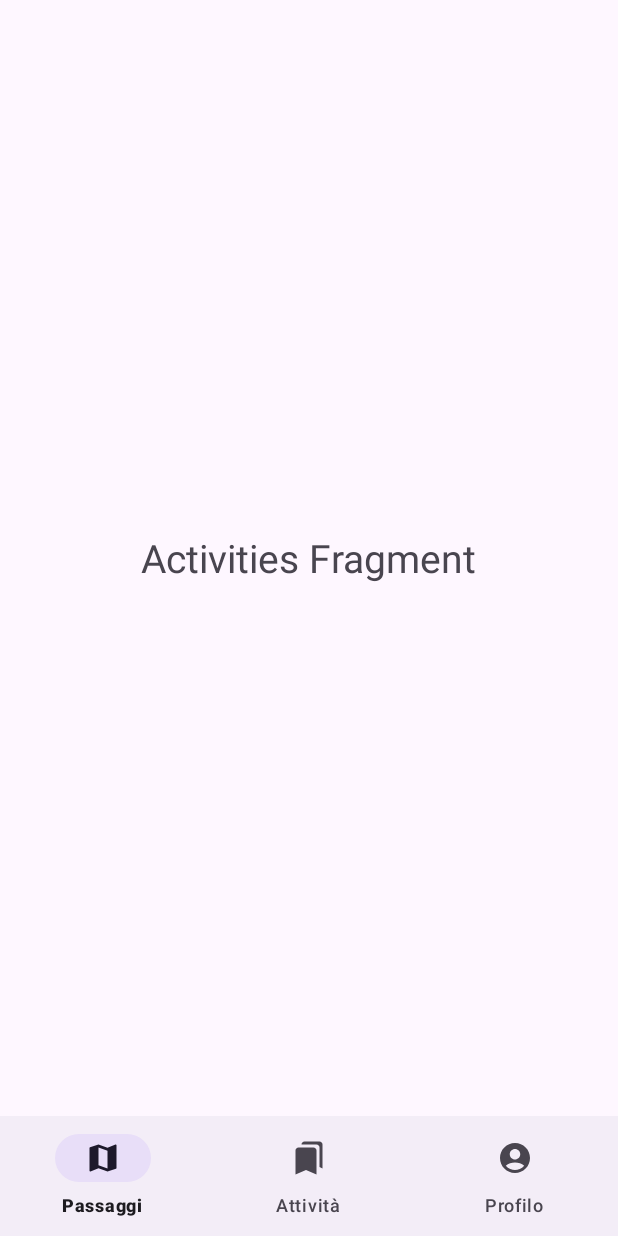
After one commit to rosarioamantia/naviversity, an Android app: the fragment ActivitiesFragment placed in its activity, on a phone screen of 412 x 824 dp. The commit adds this screen. Run offline under Robolectric (Android 15) with nearby library versions, the phone set to English and light mode, and no system bars.

Commit message:
created base menu for application with 3 Fragment in Bottom Menu

```diff
--- a/app/build.gradle
+++ b/app/build.gradle
@@ -22,6 +22,11 @@ android {
             proguardFiles getDefaultProguardFile('proguard-android-optimize.txt'), 'proguard-rules.pro'
         }
     }
+
+    buildFeatures{
+        viewBinding true
+    }
+
     compileOptions {
         sourceCompatibility JavaVersion.VERSION_1_8
         targetCompatibility JavaVersion.VERSION_1_8
--- a/app/src/main/AndroidManifest.xml
+++ b/app/src/main/AndroidManifest.xml
@@ -13,6 +13,9 @@
         android:theme="@style/Theme.Naviversity"
         tools:targetApi="31">
         <activity
+            android:name=".HomepageActivity"
+            android:exported="false" />
+        <activity
             android:name=".MainActivity"
             android:exported="true">
             <intent-filter>
--- /dev/null
+++ b/app/src/main/java/com/rosario/naviversity/ActivitiesFragment.java
@@ -0,0 +1,64 @@
+package com.rosario.naviversity;
+
+import android.os.Bundle;
+
+import androidx.fragment.app.Fragment;
+
+import android.view.LayoutInflater;
+import android.view.View;
+import android.view.ViewGroup;
+
+/**
+ * A simple {@link Fragment} subclass.
+ * Use the {@link ActivitiesFragment#newInstance} factory method to
+ * create an instance of this fragment.
+ */
+public class ActivitiesFragment extends Fragment {
+
+    // TODO: Rename parameter arguments, choose names that match
+    // the fragment initialization parameters, e.g. ARG_ITEM_NUMBER
+    private static final String ARG_PARAM1 = "param1";
+    private static final String ARG_PARAM2 = "param2";
+
+    // TODO: Rename and change types of parameters
+    private String mParam1;
+    private String mParam2;
+
+    public ActivitiesFragment() {
+        // Required empty public constructor
+    }
+
+    /**
+     * Use this factory method to create a new instance of
+     * this fragment using the provided parameters.
+     *
+     * @param param1 Parameter 1.
+     * @param param2 Parameter 2.
+     * @return A new instance of fragment ActivitiesFragment.
+     */
+    // TODO: Rename and change types and number of parameters
+    public static ActivitiesFragment newInstance(String param1, String param2) {
+        ActivitiesFragment fragment = new ActivitiesFragment();
+        Bundle args = new Bundle();
+        args.putString(ARG_PARAM1, param1);
+        args.putString(ARG_PARAM2, param2);
+        fragment.setArguments(args);
+        return fragment;
+    }
+
+    @Override
+    public void onCreate(Bundle savedInstanceState) {
+        super.onCreate(savedInstanceState);
+        if (getArguments() != null) {
+            mParam1 = getArguments().getString(ARG_PARAM1);
+            mParam2 = getArguments().getString(ARG_PARAM2);
+        }
+    }
+
+    @Override
+    public View onCreateView(LayoutInflater inflater, ViewGroup container,
+                             Bundle savedInstanceState) {
+        // Inflate the layout for this fragment
+        return inflater.inflate(R.layout.fragment_activities, container, false);
+    }
+}
--- /dev/null
+++ b/app/src/main/java/com/rosario/naviversity/HomepageActivity.java
@@ -0,0 +1,71 @@
+package com.rosario.naviversity;
+
+import androidx.appcompat.app.AppCompatActivity;
+import androidx.fragment.app.Fragment;
+import androidx.fragment.app.FragmentManager;
+import androidx.fragment.app.FragmentTransaction;
+
+import android.os.Bundle;
+import android.widget.AdapterView;
+import android.widget.Button;
+import android.widget.Toast;
+
+import com.google.android.material.bottomnavigation.BottomNavigationView;
+import com.rosario.naviversity.databinding.ActivityHomepageBinding;
+
+public class HomepageActivity extends AppCompatActivity {
+
+    //ActivityHomepageBinding binding;
+
+    BottomNavigationView bottomNavigationView;
+
+    @Override
+    protected void onCreate(Bundle savedInstanceState) {
+        super.onCreate(savedInstanceState);
+        Toast.makeText(getApplicationContext(), "ciao", Toast.LENGTH_LONG).show();
+
+        //to link layout xml components in Java Objects
+        //binding = ActivityHomepageBinding.inflate(getLayoutInflater());
+        setContentView(R.layout.activity_homepage);
+        bottomNavigationView = findViewById(R.id.bottomNavigationView);
+
+        replaceFragment(new RideFragment());
+        bottomNavigationView.setOnItemSelectedListener(item ->
+        {
+            int itemId = item.getItemId();
+            if(itemId == R.id.ride){
+                Toast.makeText(getApplicationContext(), "ride", Toast.LENGTH_SHORT).show();
+                replaceFragment(new RideFragment());
+            }else if(itemId == R.id.activities){
+                Toast.makeText(getApplicationContext(), "activities", Toast.LENGTH_SHORT).show();
+                replaceFragment(new ActivitiesFragment());
+            }else if(itemId == R.id.profile){
+                Toast.makeText(getApplicationContext(), "profile", Toast.LENGTH_SHORT).show();
+                replaceFragment(new ProfileFragment());
+        }
+            /*
+            switch (item.getItemId()) {
+
+                case R.id.ride:
+                    replaceFragment(new RideFragment());
+                    break;
+                case R.id.activities:
+                    replaceFragment(new ActivitiesFragment());
+                    break;
+                case R.id.profile:
+                    replaceFragment(new ProfileFragment());
+                    break;
+
+            }
+             */
+            return true;
+        });
+    }
+
+    private void replaceFragment(Fragment fragment){
+        FragmentManager fragmentManager = getSupportFragmentManager();
+        FragmentTransaction fragmentTransaction = fragmentManager.beginTransaction();
+        fragmentTransaction.replace(R.id.frameLayout, fragment);
+        fragmentTransaction.commit();
+    }
+}
--- /dev/null
+++ b/app/src/main/java/com/rosario/naviversity/RideFragment.java
@@ -0,0 +1,64 @@
+package com.rosario.naviversity;
+
+import android.os.Bundle;
+
+import androidx.fragment.app.Fragment;
+
+import android.view.LayoutInflater;
+import android.view.View;
+import android.view.ViewGroup;
+
+/**
+ * A simple {@link Fragment} subclass.
+ * Use the {@link RideFragment#newInstance} factory method to
+ * create an instance of this fragment.
+ */
+public class RideFragment extends Fragment {
+
+    // TODO: Rename parameter arguments, choose names that match
+    // the fragment initialization parameters, e.g. ARG_ITEM_NUMBER
+    private static final String ARG_PARAM1 = "param1";
+    private static final String ARG_PARAM2 = "param2";
+
+    // TODO: Rename and change types of parameters
+    private String mParam1;
+    private String mParam2;
+
+    public RideFragment() {
+        // Required empty public constructor
+    }
+
+    /**
+     * Use this factory method to create a new instance of
+     * this fragment using the provided parameters.
+     *
+     * @param param1 Parameter 1.
+     * @param param2 Parameter 2.
+     * @return A new instance of fragment RideFragment.
+     */
+    // TODO: Rename and change types and number of parameters
+    public static RideFragment newInstance(String param1, String param2) {
+        RideFragment fragment = new RideFragment();
+        Bundle args = new Bundle();
+        args.putString(ARG_PARAM1, param1);
+        args.putString(ARG_PARAM2, param2);
+        fragment.setArguments(args);
+        return fragment;
+    }
+
+    @Override
+    public void onCreate(Bundle savedInstanceState) {
+        super.onCreate(savedInstanceState);
+        if (getArguments() != null) {
+            mParam1 = getArguments().getString(ARG_PARAM1);
+            mParam2 = getArguments().getString(ARG_PARAM2);
+        }
+    }
+
+    @Override
+    public View onCreateView(LayoutInflater inflater, ViewGroup container,
+                             Bundle savedInstanceState) {
+        // Inflate the layout for this fragment
+        return inflater.inflate(R.layout.fragment_ride, container, false);
+    }
+}
--- /dev/null
+++ b/app/src/main/res/drawable/baseline_account_circle_24.xml
@@ -0,0 +1,5 @@
+<vector android:height="24dp" android:tint="#000000"
+    android:viewportHeight="24" android:viewportWidth="24"
+    android:width="24dp" xmlns:android="http://schemas.android.com/apk/res/android">
+    <path android:fillColor="@android:color/white" android:pathData="M12,2C6.48,2 2,6.48 2,12s4.48,10 10,10s10,-4.48 10,-10S17.52,2 12,2zM12,6c1.93,0 3.5,1.57 3.5,3.5S13.93,13 12,13s-3.5,-1.57 -3.5,-3.5S10.07,6 12,6zM12,20c-2.03,0 -4.43,-0.82 -6.14,-2.88C7.55,15.8 9.68,15 12,15s4.45,0.8 6.14,2.12C16.43,19.18 14.03,20 12,20z"/>
+</vector>
--- /dev/null
+++ b/app/src/main/res/drawable/baseline_add_circle_outline_24.xml
@@ -0,0 +1,5 @@
+<vector android:height="24dp" android:tint="#000000"
+    android:viewportHeight="24" android:viewportWidth="24"
+    android:width="24dp" xmlns:android="http://schemas.android.com/apk/res/android">
+    <path android:fillColor="@android:color/white" android:pathData="M13,7h-2v4L7,11v2h4v4h2v-4h4v-2h-4L13,7zM12,2C6.48,2 2,6.48 2,12s4.48,10 10,10 10,-4.48 10,-10S17.52,2 12,2zM12,20c-4.41,0 -8,-3.59 -8,-8s3.59,-8 8,-8 8,3.59 8,8 -3.59,8 -8,8z"/>
+</vector>
--- /dev/null
+++ b/app/src/main/res/drawable/baseline_bookmarks_24.xml
@@ -0,0 +1,5 @@
+<vector android:height="24dp" android:tint="#000000"
+    android:viewportHeight="24" android:viewportWidth="24"
+    android:width="24dp" xmlns:android="http://schemas.android.com/apk/res/android">
+    <path android:fillColor="@android:color/white" android:pathData="M19,18l2,1V3c0,-1.1 -0.9,-2 -2,-2H8.99C7.89,1 7,1.9 7,3h10c1.1,0 2,0.9 2,2v13zM15,5H5c-1.1,0 -2,0.9 -2,2v16l7,-3 7,3V7c0,-1.1 -0.9,-2 -2,-2z"/>
+</vector>
--- /dev/null
+++ b/app/src/main/res/drawable/baseline_list_24.xml
@@ -0,0 +1,5 @@
+<vector android:autoMirrored="true" android:height="24dp"
+    android:tint="#000000" android:viewportHeight="24"
+    android:viewportWidth="24" android:width="24dp" xmlns:android="http://schemas.android.com/apk/res/android">
+    <path android:fillColor="@android:color/white" android:pathData="M3,13h2v-2L3,11v2zM3,17h2v-2L3,15v2zM3,9h2L5,7L3,7v2zM7,13h14v-2L7,11v2zM7,17h14v-2L7,15v2zM7,7v2h14L21,7L7,7z"/>
+</vector>
--- /dev/null
+++ b/app/src/main/res/drawable/baseline_map_24.xml
@@ -0,0 +1,5 @@
+<vector android:height="24dp" android:tint="#000000"
+    android:viewportHeight="24" android:viewportWidth="24"
+    android:width="24dp" xmlns:android="http://schemas.android.com/apk/res/android">
+    <path android:fillColor="@android:color/white" android:pathData="M20.5,3l-0.16,0.03L15,5.1 9,3 3.36,4.9c-0.21,0.07 -0.36,0.25 -0.36,0.48V20.5c0,0.28 0.22,0.5 0.5,0.5l0.16,-0.03L9,18.9l6,2.1 5.64,-1.9c0.21,-0.07 0.36,-0.25 0.36,-0.48V3.5c0,-0.28 -0.22,-0.5 -0.5,-0.5zM15,19l-6,-2.11V5l6,2.11V19z"/>
+</vector>
--- /dev/null
+++ b/app/src/main/res/layout/activity_homepage.xml
@@ -0,0 +1,28 @@
+<?xml version="1.0" encoding="utf-8"?>
+<androidx.constraintlayout.widget.ConstraintLayout xmlns:android="http://schemas.android.com/apk/res/android"
+    xmlns:app="http://schemas.android.com/apk/res-auto"
+    xmlns:tools="http://schemas.android.com/tools"
+    android:layout_width="match_parent"
+    android:layout_height="match_parent"
+    tools:context=".HomepageActivity">
+
+    <FrameLayout
+        android:id="@+id/frameLayout"
+        android:layout_width="0dp"
+        android:layout_height="0dp"
+        app:layout_constraintBottom_toTopOf="@+id/bottomNavigationView"
+        app:layout_constraintEnd_toEndOf="parent"
+        app:layout_constraintStart_toStartOf="parent"
+        app:layout_constraintTop_toTopOf="parent">
+
+    </FrameLayout>
+
+    <com.google.android.material.bottomnavigation.BottomNavigationView
+        android:id="@+id/bottomNavigationView"
+        android:layout_width="match_parent"
+        android:layout_height="wrap_content"
+        app:layout_constraintBottom_toBottomOf="parent"
+        app:layout_constraintEnd_toEndOf="parent"
+        app:layout_constraintStart_toStartOf="parent"
+        app:menu="@menu/bottom_nav_menu"/>
+</androidx.constraintlayout.widget.ConstraintLayout>
--- /dev/null
+++ b/app/src/main/res/layout/fragment_activities.xml
@@ -0,0 +1,16 @@
+<?xml version="1.0" encoding="utf-8"?>
+<FrameLayout xmlns:android="http://schemas.android.com/apk/res/android"
+    xmlns:tools="http://schemas.android.com/tools"
+    android:layout_width="match_parent"
+    android:layout_height="match_parent"
+    tools:context=".ActivitiesFragment">
+
+    <!-- TODO: Update blank fragment layout -->
+    <TextView
+        android:layout_width="wrap_content"
+        android:layout_height="wrap_content"
+        android:text="Activities Fragment"
+        android:layout_gravity="center"
+        android:textSize="26dp" />
+
+</FrameLayout>
--- /dev/null
+++ b/app/src/main/res/menu/bottom_nav_menu.xml
@@ -0,0 +1,14 @@
+<?xml version="1.0" encoding="utf-8"?>
+<menu xmlns:android="http://schemas.android.com/apk/res/android">
+
+    <item
+        android:id="@+id/ride"
+        android:title="Passaggi"
+        android:icon="@drawable/baseline_map_24"/>
+    <item android:title="Attività"
+        android:id="@+id/activities"
+        android:icon="@drawable/baseline_bookmarks_24"/>
+    <item android:title="Profilo"
+        android:id="@+id/profile"
+        android:icon="@drawable/baseline_account_circle_24"/>
+</menu>
--- a/app/src/main/res/values/strings.xml
+++ b/app/src/main/res/values/strings.xml
@@ -1,3 +1,5 @@
 <resources>
     <string name="app_name">naviversity</string>
+    <!-- TODO: Remove or change this placeholder text -->
+    <string name="hello_blank_fragment">Hello blank fragment</string>
 </resources>
```
Also changed, not shown: app/src/main/java/com/rosario/naviversity/MainActivity.java (+12 -0 lines), app/src/main/java/com/rosario/naviversity/ProfileFragment.java (added, +64 -0 lines), app/src/main/res/layout/activity_main.xml (+14 -0 lines), app/src/main/res/layout/fragment_profile.xml (added, +16 -0 lines), app/src/main/res/layout/fragment_ride.xml (added, +16 -0 lines).
